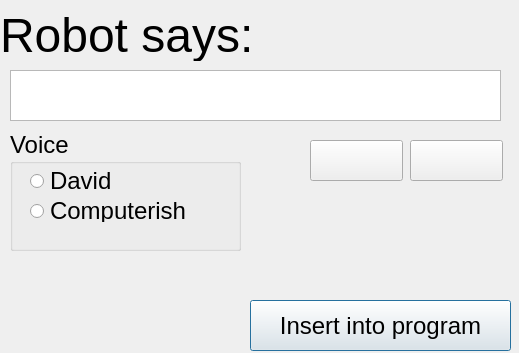
First picture: the form in src/speakeasy/tapper/QTCreatorFiles/saySomething/saySomething.ui, repository ros-visualization/speakeasy, before the edit.
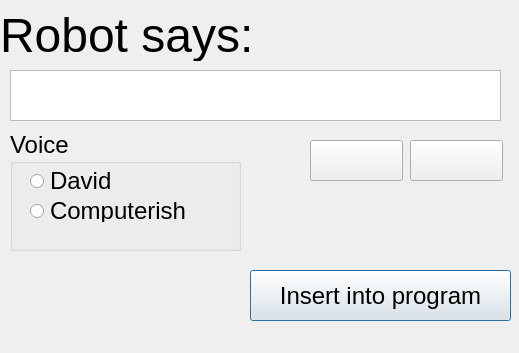
Second picture: the form after the edit. Icons and pictures are not drawn.

Commit message: Finished song selection and tapping panel. Various small fixes in music_player.

Patch:
```diff
--- a/src/speakeasy/tapper/QTCreatorFiles/saySomething/saySomething.ui
+++ b/src/speakeasy/tapper/QTCreatorFiles/saySomething/saySomething.ui
@@ -94,7 +94,7 @@
    <property name="geometry">
     <rect>
      <x>250</x>
-     <y>300</y>
+     <y>270</y>
      <width>261</width>
      <height>51</height>
     </rect>
```
The commit also changes 6 other files.
